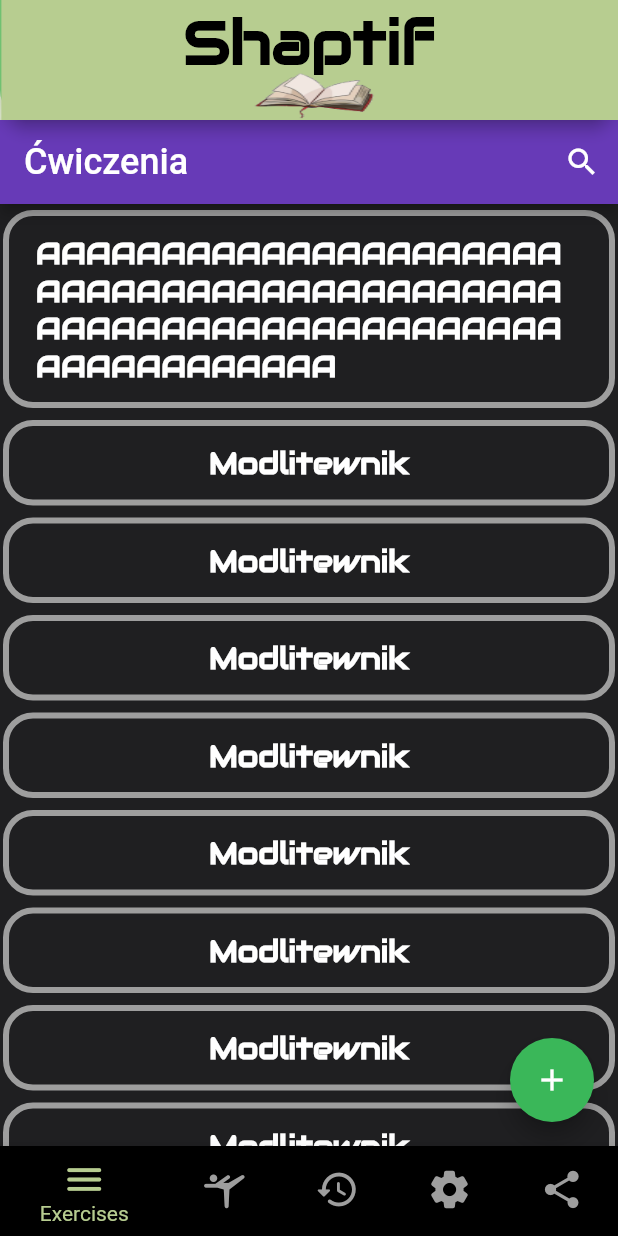
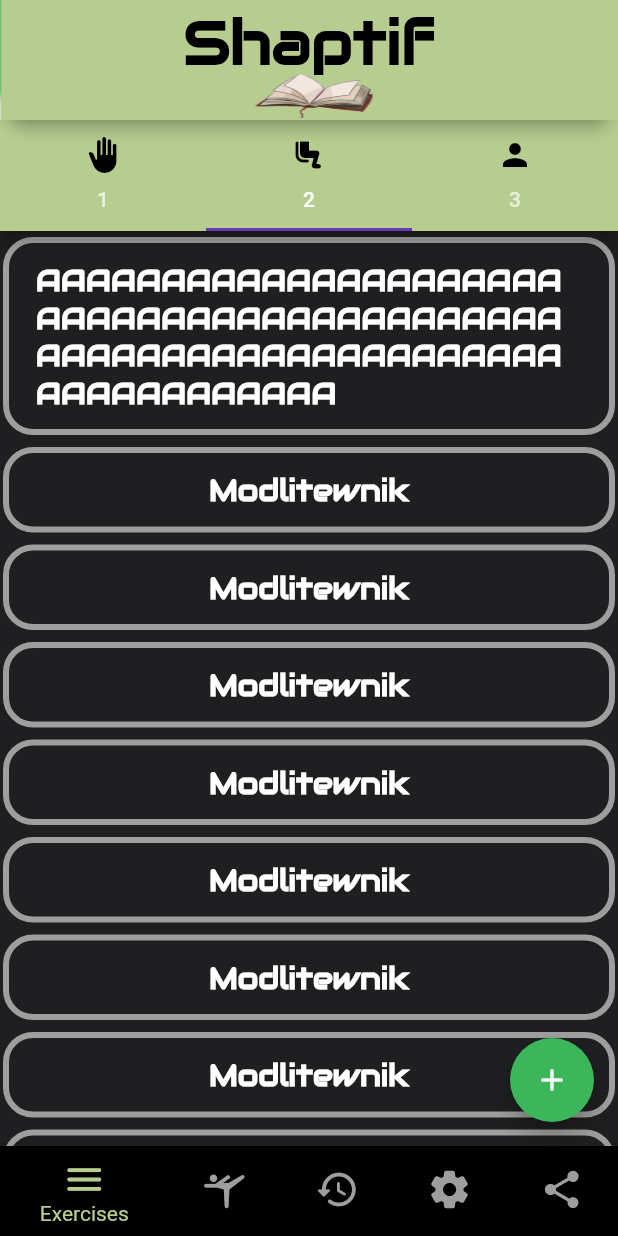
Before and after one commit to Meleciusz/Shaptif, a Flutter app: the screen it shows after launch, on a phone screen of 412 x 824 dp. Run offline on Flutter 3.47's test engine with Material 2 defaults, Android fonts, the phone set to English and light mode, and no system bars; our stand-ins replace sqflite; accounts and stored records are empty.

Commit message:
Adding NewExercise View

```diff
--- a/shaptif/lib/Exercise.dart
+++ b/shaptif/lib/Exercise.dart
@@ -3,6 +3,7 @@ import 'package:shaptif/db/Exercise.dart';
 import 'package:shaptif/db/DatabaseManager.dart';
 
 import 'NewExercise.dart';
+
 
 class ExcerciseView extends StatefulWidget {
   const ExcerciseView({Key? key}) : super(key: key);
@@ -10,6 +11,7 @@ class ExcerciseView extends StatefulWidget {
   @override
   State<StatefulWidget> createState() => ExcerciseViewState();
 }
+
 
 class ExcerciseViewState extends State<ExcerciseView> {
   @override
@@ -109,24 +111,59 @@ class ExcerciseViewState extends State<ExcerciseView> {
 
   @override
   Widget build(BuildContext context) {
-    return Scaffold(
-      appBar: AppBar(
-        title: const Text(
-          'Ćwiczenia',
-          style: TextStyle(fontSize: 24),
-        ),
-        actions: const [Icon(Icons.search), SizedBox(width: 12)],
+    final ColorScheme colorScheme = Theme.of(context).colorScheme;
+    final Color oddItemColor = colorScheme.primary.withOpacity(0.05);
+    final Color evenItemColor = colorScheme.primary.withOpacity(0.15);
+    const int tabsCount = 3;
+
+    return DefaultTabController(
+        initialIndex: 1,
+        length: tabsCount,
+        child: Scaffold(
+        appBar: PreferredSize(
+        preferredSize: const Size.fromHeight(74),
+          child: AppBar(
+    notificationPredicate: (ScrollNotification notification) {
+    return notification.depth == 1;
+    },backgroundColor: Color.fromARGB(255, 183, 205, 144),
+    // The elevation value of the app bar when scroll view has
+    // scrolled underneath the app bar.
+    scrolledUnderElevation: 4.0,
+    shadowColor: Theme.of(context).shadowColor,
+    bottom: TabBar(
+    tabs: <Widget>[
+    Tab(
+      icon: const Icon(Icons.back_hand, color: Colors.black),
+      text: '1',
       ),
-      body: Center(
-        child: isLoading
-            ? const CircularProgressIndicator()
-            : excercises.isEmpty
-                ? const Text(
-                    'Brak ćwiczeń',
-                    style: TextStyle(color: Colors.white, fontSize: 24),
-                  )
-                : buildNotes(),
+    Tab(
+      icon: const Icon(Icons.airline_seat_legroom_reduced_rounded, color: Colors.black),
+      text: '2',
       ),
+    Tab(
+      icon: const Icon(Icons.person, color: Colors.black),
+      text: '3',
+      ),
+      ],
+      ),
+    ),),
+    body: TabBarView(
+    children: <Widget>[
+     buildNotes(),
+     buildNotes(),
+     buildNotes(),
+    ],
+    ),
+      // body: Center(
+      //   child: isLoading
+      //       ? const CircularProgressIndicator()
+      //       : excercises.isEmpty
+      //           ? const Text(
+      //               'Brak ćwiczeń',
+      //               style: TextStyle(color: Colors.white, fontSize: 24),
+      //             )
+      //           : buildNotes(),
+      // ),
       backgroundColor: const Color.fromARGB(255, 31, 31, 33),
       floatingActionButton: FloatingActionButton(
         onPressed: () {
@@ -139,7 +176,7 @@ class ExcerciseViewState extends State<ExcerciseView> {
         shape: const CircleBorder(),
         child: const Icon(Icons.add),
       ),
-    );
+    ),);
   }
 
   Widget buildNotes() => Scrollbar(
```
